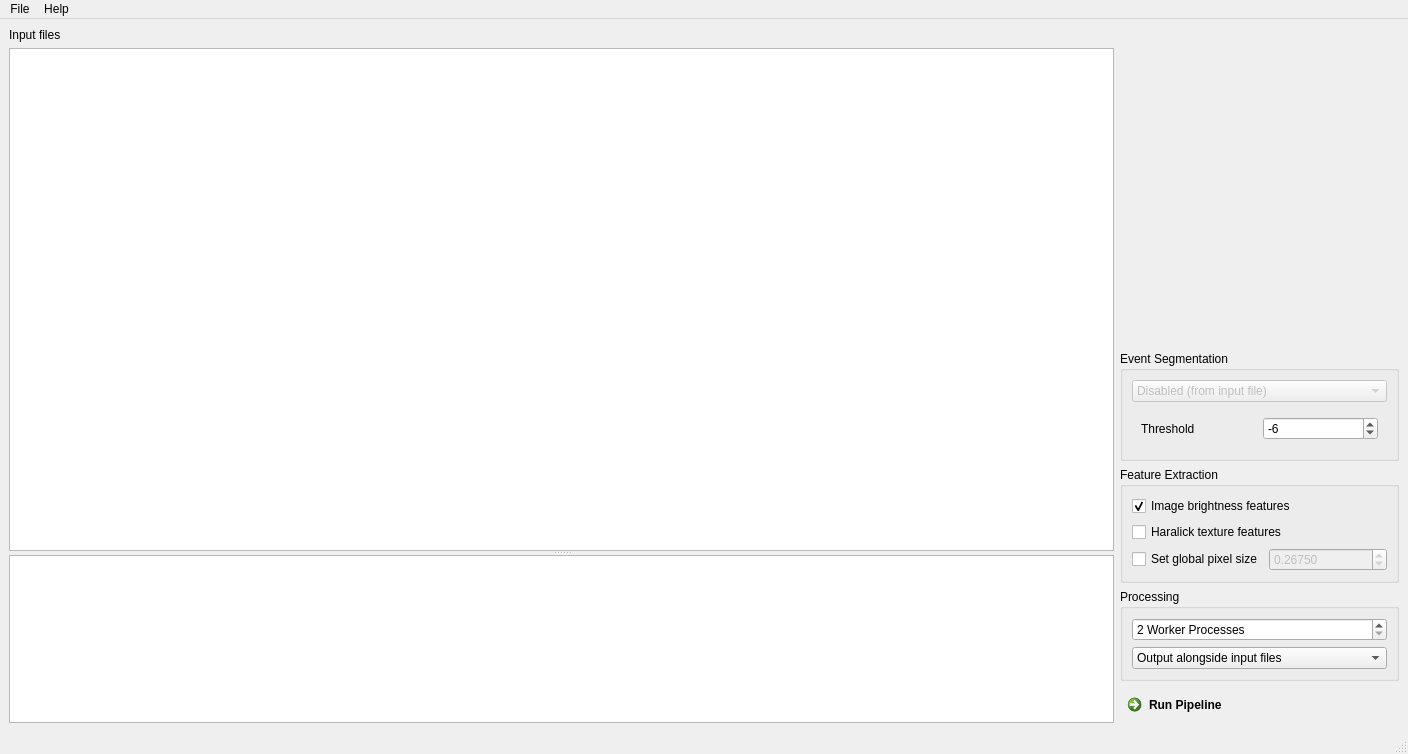
This is chipstream/gui/main_window.ui in DC-analysis/ChipStream as Qt 5 draws it before an edit. The edited form follows.
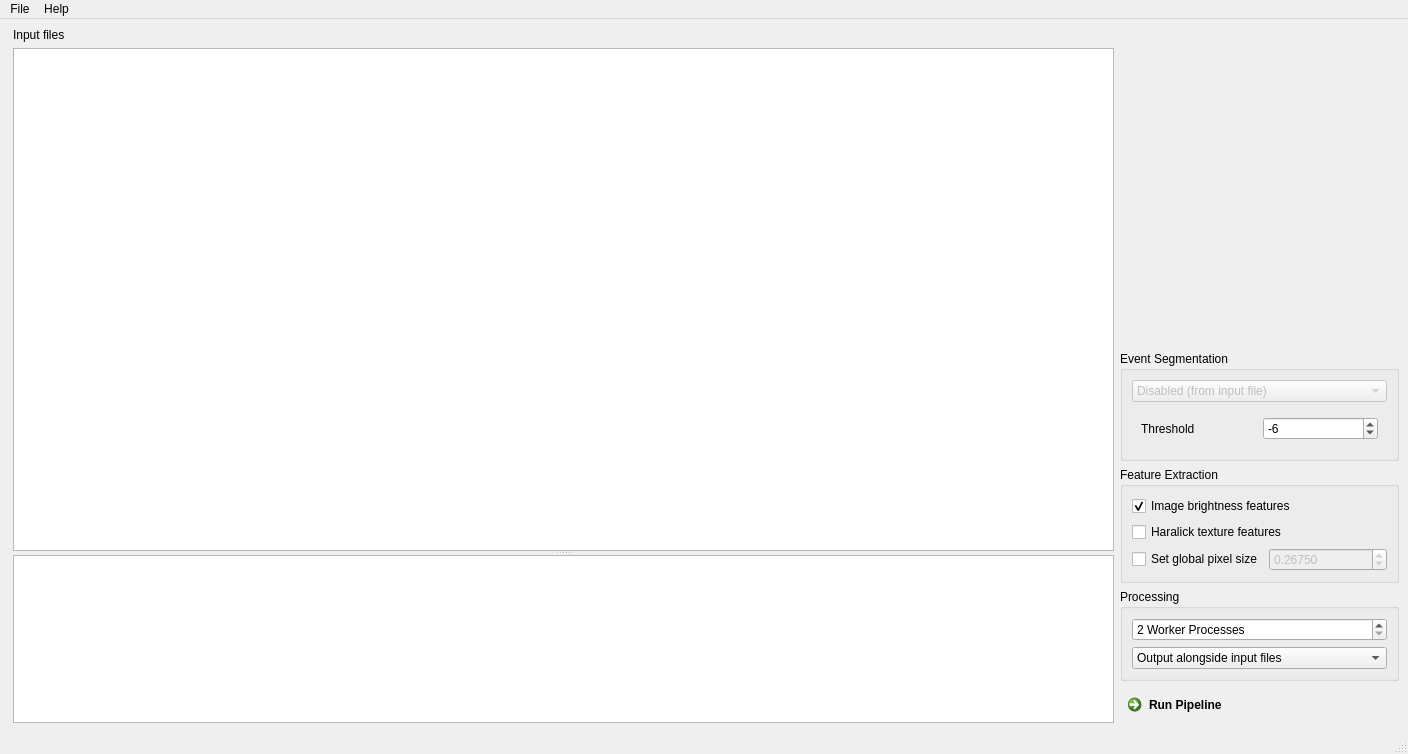
This is the edited form. Custom widgets are drawn as their Qt base class.

```diff
--- a/chipstream/gui/main_window.ui
+++ b/chipstream/gui/main_window.ui
@@ -15,8 +15,14 @@
   </property>
   <widget class="QWidget" name="centralwidget">
    <layout class="QHBoxLayout" name="horizontalLayout" stretch="4,1">
+    <property name="leftMargin">
+     <number>9</number>
+    </property>
     <item>
      <layout class="QVBoxLayout" name="verticalLayout_5">
+      <property name="leftMargin">
+       <number>4</number>
+      </property>
       <item>
        <widget class="QLabel" name="label_2">
         <property name="sizePolicy">
```
